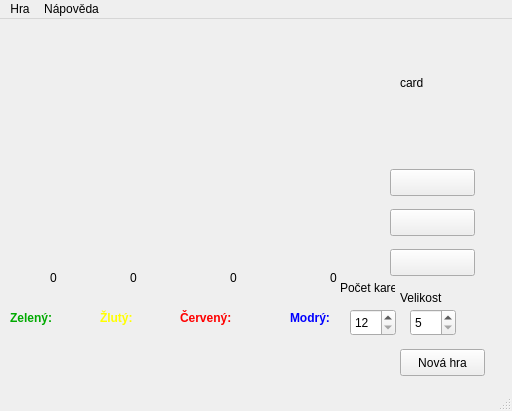
This is src/gui/labyrinth/mainwindow.ui in nechutny/ICP as Qt 5 draws it before an edit. The edited form follows.
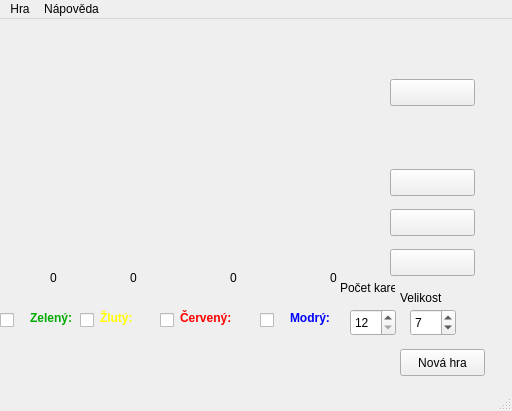
This is the edited form.

What changed in the file:
```diff
--- a/src/gui/labyrinth/mainwindow.ui
+++ b/src/gui/labyrinth/mainwindow.ui
@@ -17,7 +17,7 @@
    <widget class="QLabel" name="label">
     <property name="geometry">
      <rect>
-      <x>10</x>
+      <x>30</x>
       <y>290</y>
       <width>51</width>
       <height>17</height>
@@ -1073,19 +1073,6 @@
      <string>0</string>
     </property>
    </widget>
-   <widget class="QLabel" name="card">
-    <property name="geometry">
-     <rect>
-      <x>400</x>
-      <y>0</y>
-      <width>64</width>
-      <height>128</height>
-     </rect>
-    </property>
-    <property name="text">
-     <string>card</string>
-    </property>
-   </widget>
    <widget class="QPushButton" name="rotateR">
     <property name="geometry">
      <rect>
@@ -1143,6 +1130,9 @@
     <property name="singleStep">
      <number>2</number>
     </property>
+    <property name="value">
+     <number>7</number>
+    </property>
    </widget>
    <widget class="QLabel" name="label_5">
     <property name="geometry">
@@ -1202,6 +1192,74 @@
      <string>Nová hra</string>
     </property>
    </widget>
+   <widget class="QPushButton" name="card">
+    <property name="geometry">
+     <rect>
+      <x>390</x>
+      <y>60</y>
+      <width>85</width>
+      <height>27</height>
+     </rect>
+    </property>
+    <property name="text">
+     <string/>
+    </property>
+   </widget>
+   <widget class="QCheckBox" name="checkBox">
+    <property name="enabled">
+     <bool>true</bool>
+    </property>
+    <property name="geometry">
+     <rect>
+      <x>0</x>
+      <y>290</y>
+      <width>20</width>
+      <height>22</height>
+     </rect>
+    </property>
+    <property name="text">
+     <string/>
+    </property>
+   </widget>
+   <widget class="QCheckBox" name="checkBox_2">
+    <property name="geometry">
+     <rect>
+      <x>80</x>
+      <y>290</y>
+      <width>21</width>
+      <height>22</height>
+     </rect>
+    </property>
+    <property name="text">
+     <string/>
+    </property>
+   </widget>
+   <widget class="QCheckBox" name="checkBox_3">
+    <property name="geometry">
+     <rect>
+      <x>160</x>
+      <y>290</y>
+      <width>21</width>
+      <height>22</height>
+     </rect>
+    </property>
+    <property name="text">
+     <string/>
+    </property>
+   </widget>
+   <widget class="QCheckBox" name="checkBox_4">
+    <property name="geometry">
+     <rect>
+      <x>260</x>
+      <y>290</y>
+      <width>21</width>
+      <height>22</height>
+     </rect>
+    </property>
+    <property name="text">
+     <string/>
+    </property>
+   </widget>
   </widget>
   <widget class="QMenuBar" name="menuBar">
    <property name="geometry">
```
